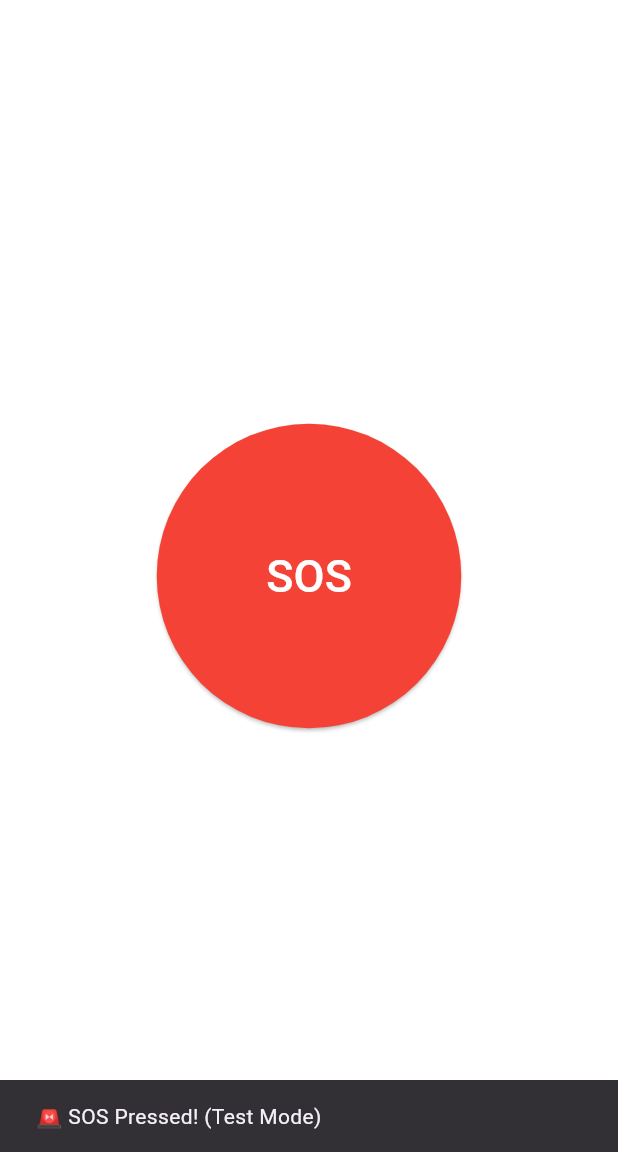
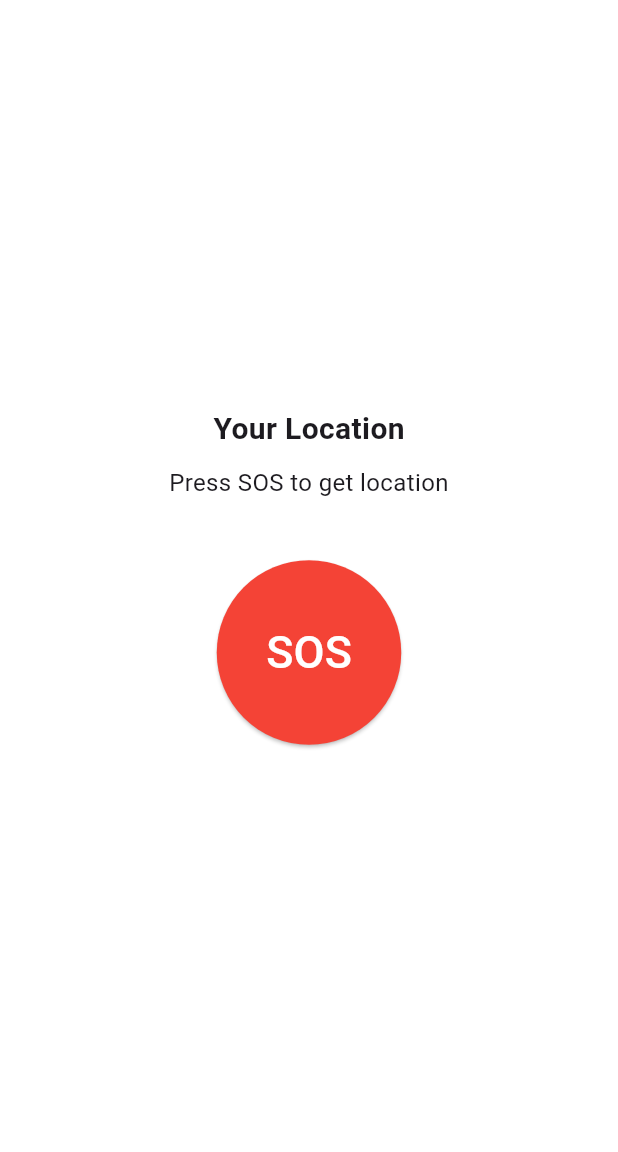
Before and after one commit to AfsanaMim27/safeher, a Flutter app: the HomeScreen screen opened directly, after a tap on "SOS", on a phone screen of 412 x 824 dp, the part 84-1236 px from its top. Run offline on Flutter 3.47's test engine with Material 3 defaults, Android fonts, the phone set to English and light mode, and no system bars; our stand-ins replace firebase_auth, firebase_core, geolocator; accounts and stored records are empty.

Commit message:
Get current location

```diff
--- a/lib/screens/home_screen.dart
+++ b/lib/screens/home_screen.dart
@@ -1,10 +1,17 @@
 import 'package:flutter/material.dart';
 import 'package:firebase_auth/firebase_auth.dart';
+import 'package:geolocator/geolocator.dart';
 import 'login_screen.dart';
 
-class HomeScreen extends StatelessWidget {
+class HomeScreen extends StatefulWidget {
   const HomeScreen({super.key});
 
+  @override
+  State<HomeScreen> createState() => _HomeScreenState();
+}
+
+class _HomeScreenState extends State<HomeScreen> {
+  String currentLocation = "Press SOS to get location";
   @override
   Widget build(BuildContext context) {
     return Scaffold(
@@ -24,22 +31,82 @@ class HomeScreen extends StatelessWidget {
               })
         ],
       ),
-      body: Center(
-        child: ElevatedButton(
-          onPressed: () {
-            ScaffoldMessenger.of(context).showSnackBar(const SnackBar(
-              content: Text("🚨 SOS Pressed! (Test Mode)"),
-            ));
-          },
-          style: ElevatedButton.styleFrom(
-            backgroundColor: Colors.red,
-            shape: const CircleBorder(),
-            padding: const EdgeInsets.all(80),
-          ),
-          child: const Text("SOS",
-              style: TextStyle(fontSize: 30, color: Colors.white)),
+      body: Padding(
+        padding: const EdgeInsets.all(20.0),
+        child: Column(
+          mainAxisAlignment: MainAxisAlignment.center,
+          children: [
+
+            const Text(
+              "Your Location",
+              style: TextStyle(fontSize: 20, fontWeight: FontWeight.bold),
+            ),
+
+            const SizedBox(height: 10),
+
+            Text(
+              currentLocation,
+              textAlign: TextAlign.center,
+              style: const TextStyle(fontSize: 16),
+            ),
+            const SizedBox(height: 40),
+
+            Center(
+              child: ElevatedButton(
+                style: ElevatedButton.styleFrom(
+                  backgroundColor: Colors.red,
+                  padding: const EdgeInsets.all(40),
+                  shape: const CircleBorder(),
+                ),
+                onPressed: () async {
+                  Position pos = await _getLocation();
+                  setState(() {
+                    currentLocation =
+                      "Lat: ${pos.latitude}, Lng: ${pos.longitude}";
+                  });
+
+                  ScaffoldMessenger.of(context).showSnackBar(
+                    const SnackBar(content: Text("Location Fetched")),
+                  );
+                },
+                child: const Text(
+                  "SOS",
+                  style: TextStyle(fontSize: 30, color: Colors.white),
+                ),
+              ),
+            ),
+          ],
         ),
       ),
     );
   }
+
+  Future<Position> _getLocation() async {
+    bool serviceEnabled;
+    LocationPermission permission;
+
+    // GPS Service
+    serviceEnabled = await Geolocator.isLocationServiceEnabled();
+    if (!serviceEnabled) {
+      return Future.error("Location services are disabled.");
+    }
+
+    // Permissions
+    permission = await Geolocator.checkPermission();
+    if (permission == LocationPermission.denied) {
+      permission = await Geolocator.requestPermission();
+      if (permission == LocationPermission.denied) {
+        return Future.error("Location permission denied.");
+      }
+    }
+
+    if (permission == LocationPermission.deniedForever) {
+      return Future.error("Location permission permanently denied.");
+    }
+
+    // Get Position
+    return await Geolocator.getCurrentPosition(
+      desiredAccuracy: LocationAccuracy.high,
+    );
+  }
 }
--- a/pubspec.yaml
+++ b/pubspec.yaml
@@ -35,6 +35,7 @@ dependencies:
   # The following adds the Cupertino Icons font to your application.
   # Use with the CupertinoIcons class for iOS style icons.
   cupertino_icons: ^1.0.8
+  geolocator: ^10.1.0
 
 dev_dependencies:
   flutter_test:
```
Also changed, not shown: 1 other file.
